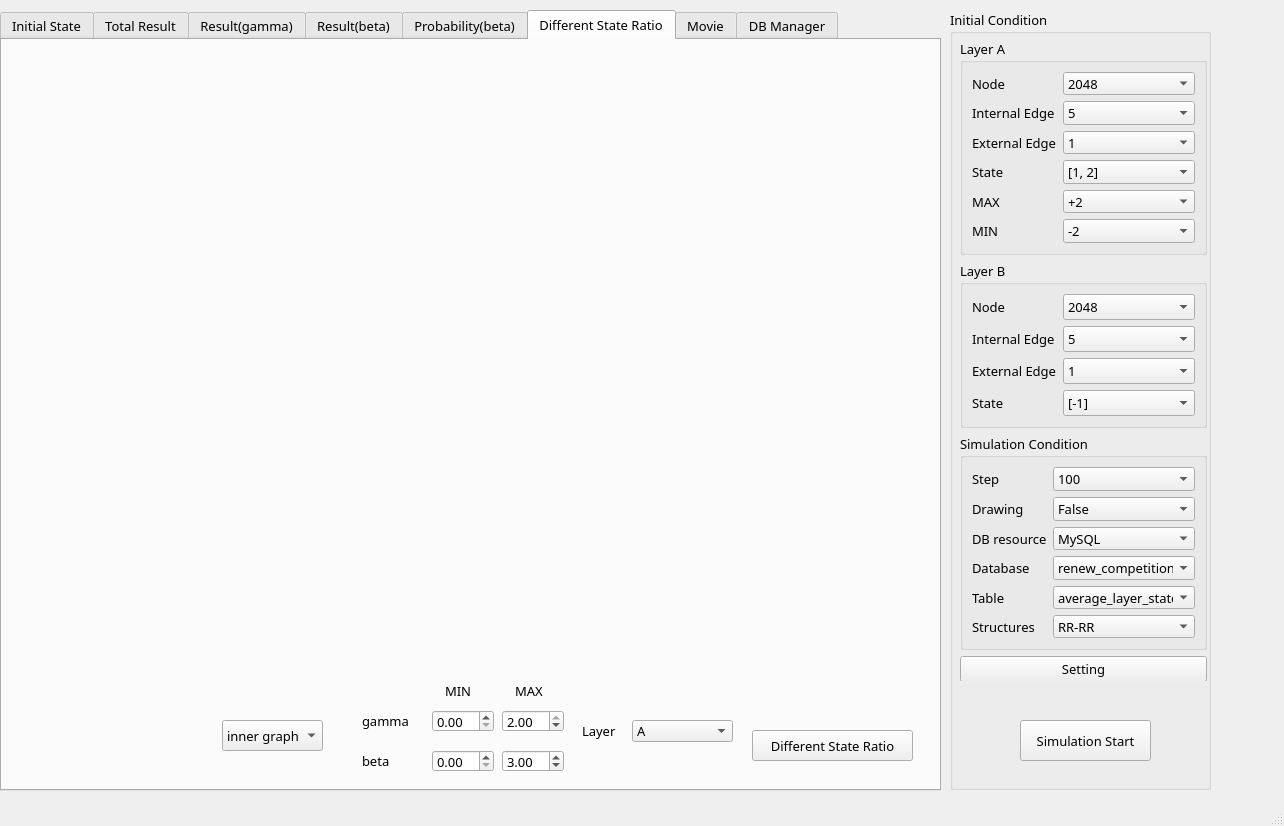
Qt form mainwindow.ui (leighsix/CompetitionPycharm) before a commit.
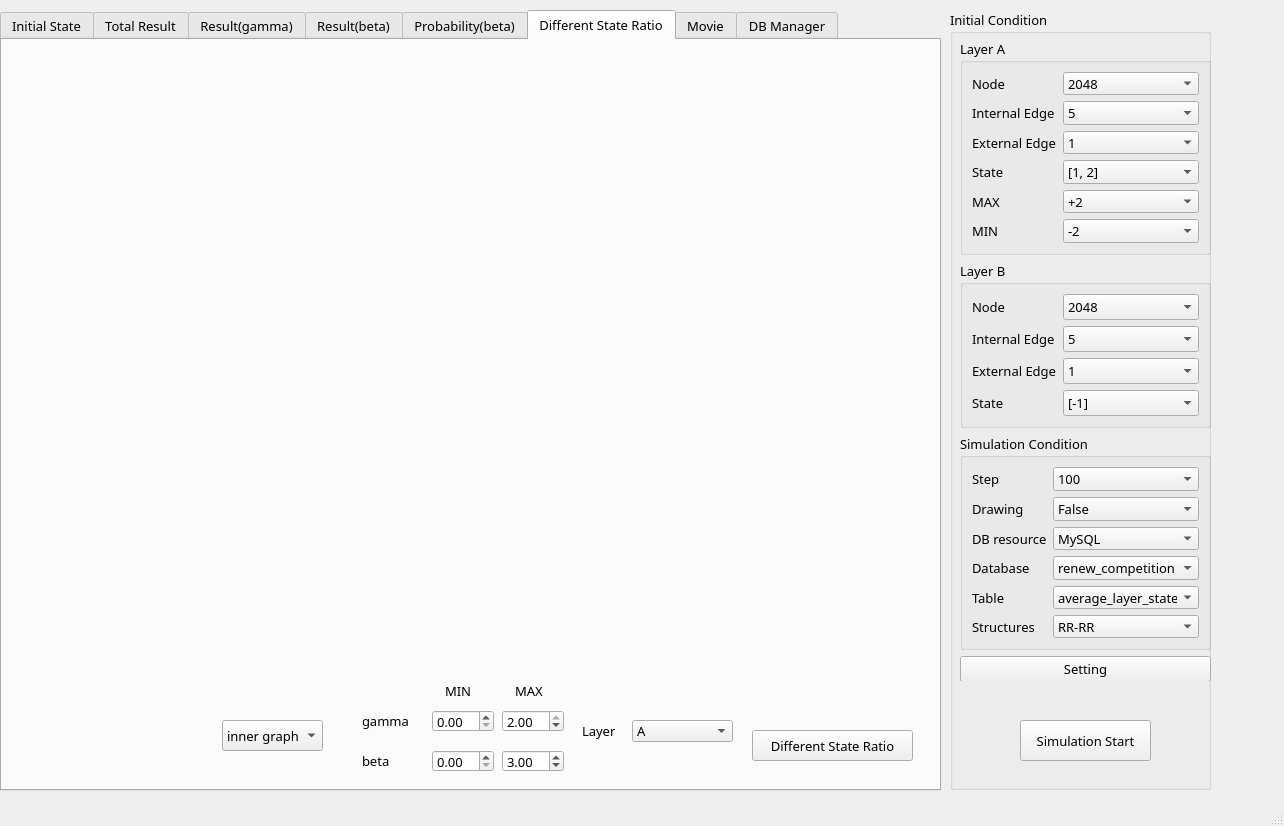
The same form after that commit. The open tabs and pages were chosen to show the change. Icons and pictures are not drawn.

Patch:
```diff
--- a/mainwindow.ui
+++ b/mainwindow.ui
@@ -1175,7 +1175,7 @@
       <rect>
        <x>10</x>
        <y>29</y>
-       <width>247</width>
+       <width>251</width>
        <height>642</height>
       </rect>
      </property>
```
Left out of the diff: 7 changed lines with no effect on the pictures.
